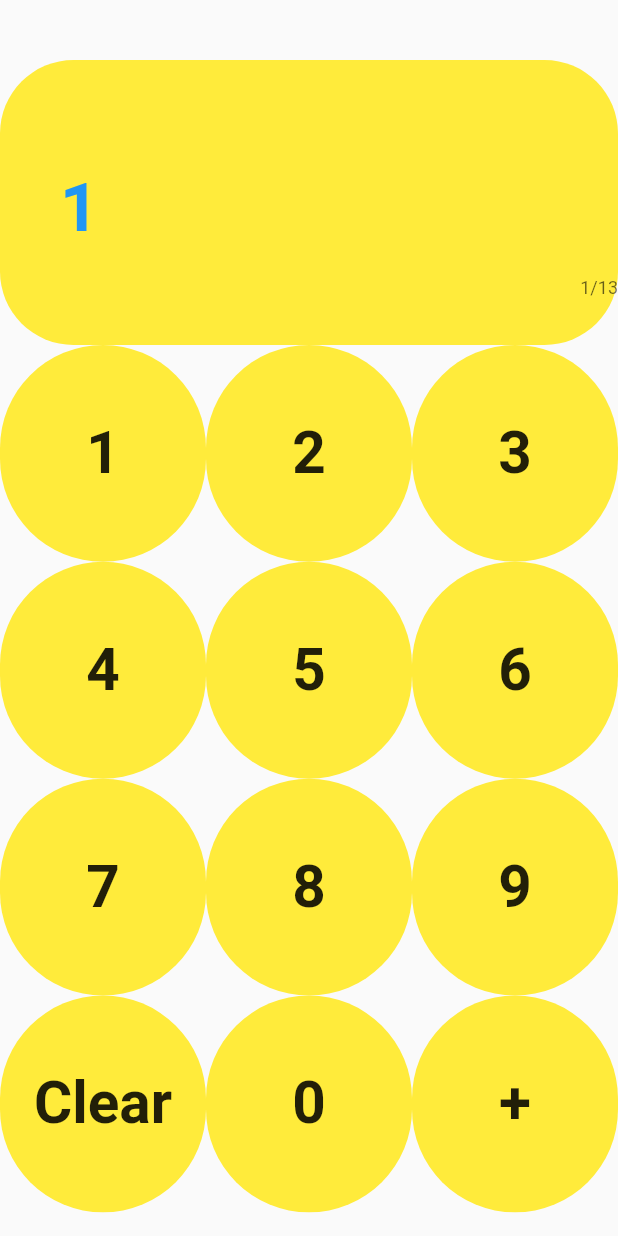
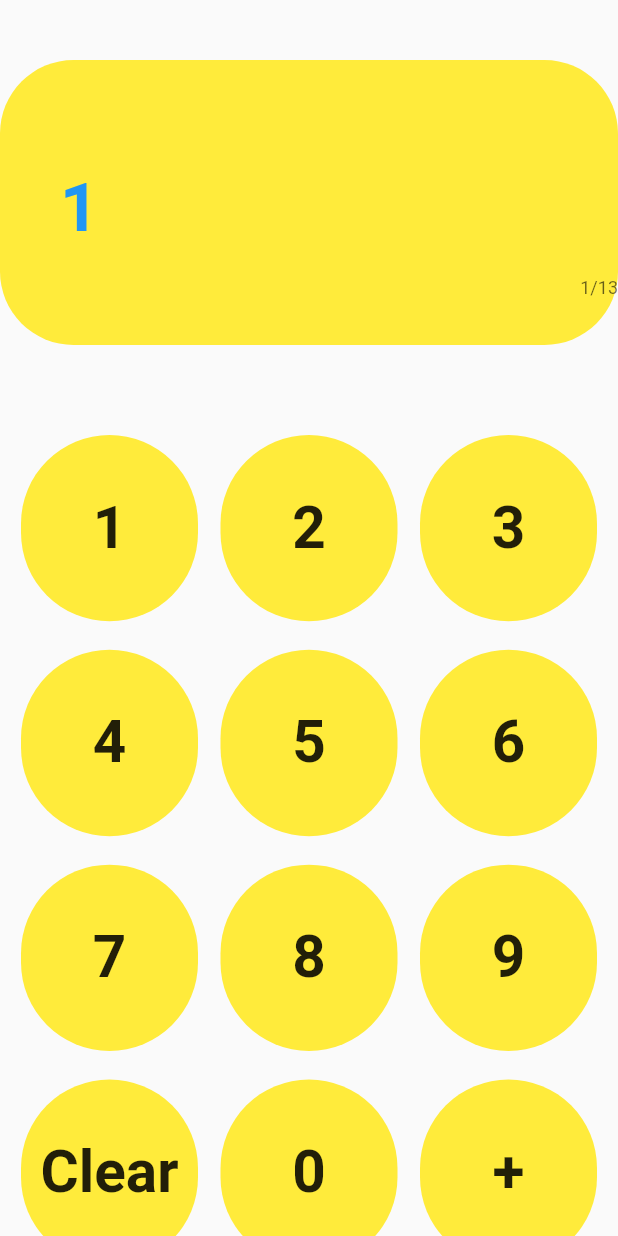
Before and after one commit to kalyanchandra48/dialpad, a Flutter app: the screen it shows after launch, after a tap on an icon or button, on a phone screen of 412 x 824 dp. Run offline on Flutter 3.47's test engine with Material 2 defaults, Android fonts, the phone set to English and light mode, and no system bars.

Commit message:
changes in crossaxisspacing

```diff
--- a/lib/main.dart
+++ b/lib/main.dart
@@ -64,9 +64,13 @@ class _DialpadState extends State<Dialpad> {
           ),
           Flexible(
             child: GridView.builder(
+                padding: EdgeInsets.symmetric(horizontal: 14, vertical: 60),
+                physics: NeverScrollableScrollPhysics(),
                 gridDelegate: const SliverGridDelegateWithFixedCrossAxisCount(
                   crossAxisCount: 3,
                   childAspectRatio: 0.95,
+                  crossAxisSpacing: 15.0,
+                  mainAxisSpacing: 19.0,
                 ),
                 itemCount: 12,
                 itemBuilder: (context, i) {
@@ -74,8 +78,6 @@ class _DialpadState extends State<Dialpad> {
                     onTap: () {
                       setState(() {
                         _controller.text = _controller.text + text[i];
-
-                        print(text[i]);
                       });
 
                       if (i == 9) {
--- a/pubspec.yaml
+++ b/pubspec.yaml
@@ -58,9 +58,8 @@ flutter:
   uses-material-design: true
 
   # To add assets to your application, add an assets section, like this:
-  # assets:
-  #   - images/a_dot_burr.jpeg
-  #   - images/a_dot_ham.jpeg
+  assets:
+    - assets/
 
   # An image asset can refer to one or more resolution-specific "variants", see
   # https://flutter.dev/assets-and-images/#resolution-aware.
```
Also changed, not shown: assets/fan.jpeg (added).
